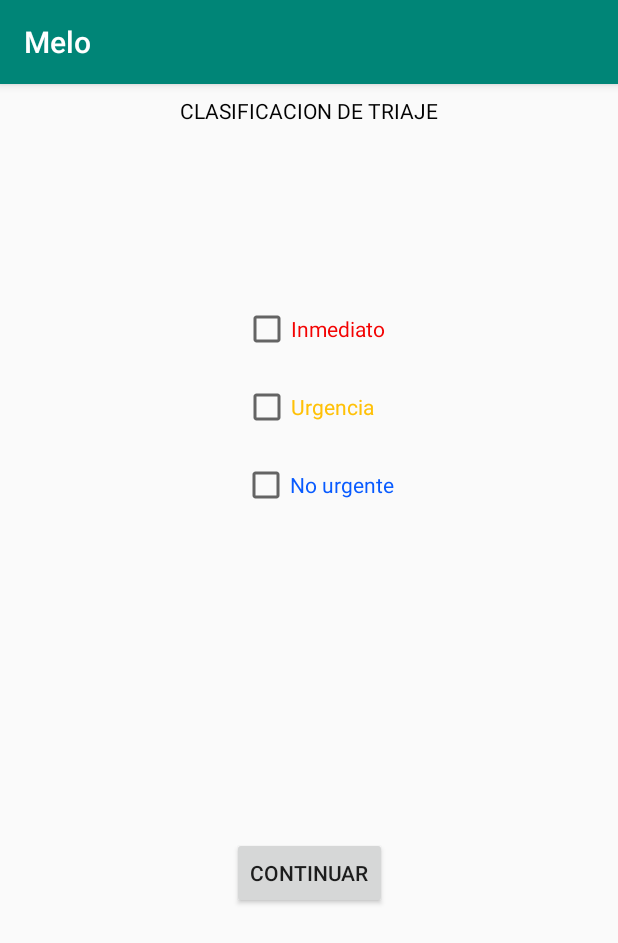
After one commit to carlosesteven/api_maps, an Android app: the ColorActivity screen opened directly, with no data from a screen before it, on a phone screen of 412 x 824 dp. The commit adds this screen. Shown: the top 943 px of the screen. Run offline under Robolectric (Android 15) with nearby library versions, the phone set to English and light mode, and no system bars; our stand-ins replace Volley; network calls fail.

Commit message:
colores en el mapa

```diff
--- a/app/build.gradle
+++ b/app/build.gradle
@@ -27,6 +27,7 @@ dependencies {
     implementation fileTree(dir: 'libs', include: ['*.jar'])
     implementation 'androidx.appcompat:appcompat:1.0.2'
     implementation 'com.google.android.gms:play-services-maps:17.0.0'
+    implementation 'androidx.preference:preference:1.1.0'
     testImplementation 'junit:junit:4.12'
     androidTestImplementation 'androidx.test:runner:1.2.0'
     androidTestImplementation 'androidx.test.espresso:espresso-core:3.2.0'
--- a/app/src/main/AndroidManifest.xml
+++ b/app/src/main/AndroidManifest.xml
@@ -1,7 +1,6 @@
 <?xml version="1.0" encoding="utf-8"?>
 <manifest xmlns:android="http://schemas.android.com/apk/res/android"
     package="com.example.melo">
-
     <!--
          The ACCESS_COARSE/FINE_LOCATION permissions are not required to use
          Google Maps Android API v2, but you must specify either coarse or fine
@@ -19,7 +18,7 @@
         android:roundIcon="@mipmap/ic_launcher_round"
         android:supportsRtl="true"
         android:theme="@style/AppTheme">
-
+        <activity android:name=".ColorActivity"></activity>
         <!--
              The API key for Google Maps-based APIs is defined as a string resource.
              (See the file "res/values/google_maps_api.xml").
--- /dev/null
+++ b/app/src/main/java/com/example/melo/ColorActivity.java
@@ -0,0 +1,93 @@
+package com.example.melo;
+
+import android.os.Bundle;
+import android.util.Log;
+import android.widget.Button;
+import android.widget.CheckBox;
+import android.widget.Toast;
+
+import androidx.appcompat.app.AppCompatActivity;
+
+import com.android.volley.Request;
+import com.android.volley.toolbox.StringRequest;
+
+import java.util.HashMap;
+import java.util.Map;
+
+public class ColorActivity extends AppCompatActivity {
+
+    private CheckBox rojo, azul , amarillo ;
+    private double longitud, latitud;
+
+
+    @Override
+    protected void onCreate(Bundle savedInstanceState) {
+        super.onCreate(savedInstanceState);
+        setContentView(R.layout.activity_color);
+
+        latitud = getIntent().getDoubleExtra("latitude", 0);
+        longitud = getIntent().getDoubleExtra("longitude", 0);
+
+        rojo = findViewById(R.id.rojo);
+        azul = findViewById(R.id.azul);
+        amarillo = findViewById(R.id.amarillo2);
+        Button continuar = findViewById(R.id.continuar);
+
+        continuar.setOnClickListener(view -> validar());
+
+    }
+
+
+    public void validar (){
+        int color = 0;
+        if (rojo.isChecked()){
+            color = 1;
+        }else if (azul.isChecked()){
+            color = 2;
+        }else if (amarillo.isChecked()){
+            color = 3;
+        }
+        if ( color > 0 ) {
+            guardarDatosEnBd(
+                    longitud,
+                    latitud,
+                    color
+            );
+        }else{
+            Toast.makeText(
+                    this,
+                    "No se ha seleccionado color",
+                    Toast.LENGTH_SHORT
+            ).show();
+        }
+    }
+
+    private void guardarDatosEnBd(final double lon, final double lat, int color)
+    {
+        String url_preticion = "http://172.16.160.110/anime/proyecto/set_datos.php";
+        StringRequest strReq = new StringRequest(Request.Method.POST, url_preticion,
+            response -> {
+                Log.e("melo_consola", "peticion ejecutada correctamente" );
+                finish();
+
+            },
+            error ->
+            {
+                if ( error != null && error.getMessage() != null ) {
+                    Log.e("melo_consola", error.getMessage());
+                }
+                Log.e("melo_consola", "error en volley" );
+        }){
+            @Override
+            protected Map<String, String> getParams() {
+                Map<String, String> params = new HashMap<>();
+                params.put("longitude", String.valueOf( lon ) );
+                params.put("latitude", String.valueOf( lat ) );
+                params.put("color", String.valueOf( color ) );
+                return params;
+            }
+        };
+        MySingleton.getInstance(this).addToRequestQueue(strReq);
+    }
+
+}
--- /dev/null
+++ b/app/src/main/res/layout/activity_color.xml
@@ -0,0 +1,81 @@
+<?xml version="1.0" encoding="utf-8"?>
+<androidx.constraintlayout.widget.ConstraintLayout xmlns:android="http://schemas.android.com/apk/res/android"
+    xmlns:app="http://schemas.android.com/apk/res-auto"
+    xmlns:tools="http://schemas.android.com/tools"
+    android:layout_width="match_parent"
+    android:layout_height="match_parent"
+    tools:context=".ColorActivity">
+
+    <CheckBox
+        android:id="@+id/amarillo2"
+        android:layout_width="wrap_content"
+        android:layout_height="wrap_content"
+        android:layout_marginStart="8dp"
+        android:layout_marginTop="20dp"
+        android:layout_marginEnd="8dp"
+        android:text="Urgencia"
+        android:textColor="#FFC107"
+        android:textColorHint="#F30505"
+        app:layout_constraintEnd_toEndOf="parent"
+        app:layout_constraintHorizontal_bias="0.498"
+        app:layout_constraintStart_toStartOf="parent"
+        app:layout_constraintTop_toBottomOf="@+id/rojo" />
+
+    <TextView
+        android:id="@+id/titulo"
+        android:layout_width="wrap_content"
+        android:layout_height="wrap_content"
+        android:layout_marginStart="8dp"
+        android:layout_marginTop="8dp"
+        android:layout_marginEnd="8dp"
+        android:text="CLASIFICACION DE TRIAJE"
+        android:textColor="#020202"
+        app:layout_constraintEnd_toEndOf="parent"
+        app:layout_constraintStart_toStartOf="parent"
+        app:layout_constraintTop_toTopOf="parent" />
+
+    <CheckBox
+        android:id="@+id/azul"
+        android:layout_width="wrap_content"
+        android:layout_height="wrap_content"
+        android:layout_marginStart="8dp"
+        android:layout_marginTop="20dp"
+        android:layout_marginEnd="8dp"
+        android:text="No urgente"
+        android:textColor="#075AFF"
+        android:textColorHint="#F30505"
+        app:layout_constraintEnd_toEndOf="parent"
+        app:layout_constraintHorizontal_bias="0.52"
+        app:layout_constraintStart_toStartOf="parent"
+        app:layout_constraintTop_toBottomOf="@+id/amarillo2" />
+
+    <CheckBox
+        android:id="@+id/rojo"
+        android:layout_width="wrap_content"
+        android:layout_height="wrap_content"
+        android:layout_marginStart="8dp"
+        android:layout_marginTop="120dp"
+        android:layout_marginEnd="8dp"
+        android:text="Inmediato"
+        android:textColor="#F30202"
+        android:textColorHint="#F30505"
+        app:layout_constraintEnd_toEndOf="parent"
+        app:layout_constraintHorizontal_bias="0.51"
+        app:layout_constraintStart_toStartOf="parent"
+        app:layout_constraintTop_toBottomOf="@+id/titulo" />
+
+    <Button
+        android:id="@+id/continuar"
+        android:layout_width="wrap_content"
+        android:layout_height="wrap_content"
+        android:layout_marginStart="8dp"
+        android:layout_marginTop="8dp"
+        android:layout_marginEnd="8dp"
+        android:layout_marginBottom="8dp"
+        android:text="Continuar"
+        app:layout_constraintBottom_toBottomOf="parent"
+        app:layout_constraintEnd_toEndOf="parent"
+        app:layout_constraintStart_toStartOf="parent"
+        app:layout_constraintTop_toBottomOf="@+id/azul" />
+
+</androidx.constraintlayout.widget.ConstraintLayout>
--- /dev/null
+++ b/app/src/main/res/values/dimens.xml
@@ -0,0 +1,5 @@
+<resources>
+    <!-- Default screen margins, per the Android Design guidelines. -->
+    <dimen name="activity_horizontal_margin">16dp</dimen>
+    <dimen name="activity_vertical_margin">16dp</dimen>
+</resources>
```
Also changed, not shown: app/src/main/java/com/example/melo/MapsActivity.java (+79 -124 lines), app/src/main/res/drawable/ic_dashboard_black_24dp.xml (added, +9 -0 lines), app/src/main/res/drawable/ic_home_black_24dp.xml (added, +9 -0 lines), app/src/main/res/drawable/ic_notifications_black_24dp.xml (added, +9 -0 lines), app/src/main/res/menu/bottom_nav_menu.xml (added, +19 -0 lines), app/src/main/res/values/arrays.xml (added, +12 -0 lines), app/src/main/res/values/strings.xml (+20 -0 lines), app/src/main/res/xml/root_preferences.xml (added, +51 -0 lines).
